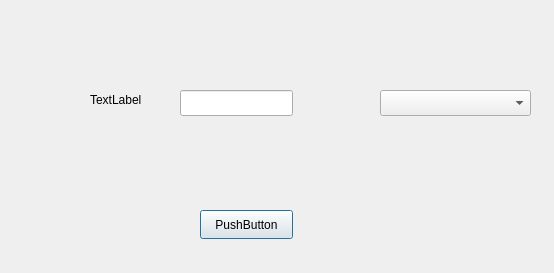
Qt form popup/popmiejscewyjazdu.ui (Astropl/Del3) before a commit.
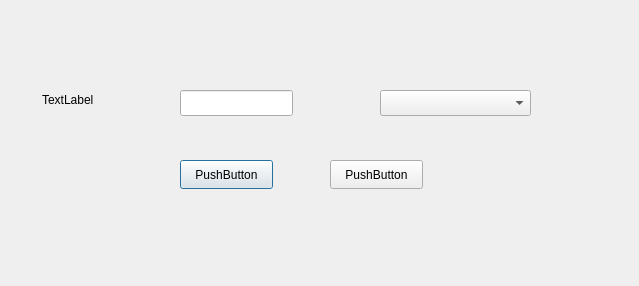
The same form after that commit.

Patch:
```diff
--- a/popup/popmiejscewyjazdu.ui
+++ b/popup/popmiejscewyjazdu.ui
@@ -6,8 +6,8 @@
    <rect>
     <x>0</x>
     <y>0</y>
-    <width>554</width>
-    <height>273</height>
+    <width>639</width>
+    <height>286</height>
    </rect>
   </property>
   <property name="windowTitle">
@@ -16,8 +16,8 @@
   <widget class="QPushButton" name="btnDodajWyjazd">
    <property name="geometry">
     <rect>
-     <x>200</x>
-     <y>210</y>
+     <x>180</x>
+     <y>160</y>
      <width>93</width>
      <height>29</height>
     </rect>
@@ -39,9 +39,9 @@
   <widget class="QLabel" name="lblDodajWyjazd">
    <property name="geometry">
     <rect>
-     <x>90</x>
+     <x>42</x>
      <y>90</y>
-     <width>63</width>
+     <width>111</width>
      <height>20</height>
     </rect>
    </property>
@@ -59,6 +59,19 @@
     </rect>
    </property>
   </widget>
+  <widget class="QPushButton" name="btnDodajWyjazdExit">
+   <property name="geometry">
+    <rect>
+     <x>330</x>
+     <y>160</y>
+     <width>93</width>
+     <height>29</height>
+    </rect>
+   </property>
+   <property name="text">
+    <string>PushButton</string>
+   </property>
+  </widget>
  </widget>
  <resources/>
  <connections/>
```
